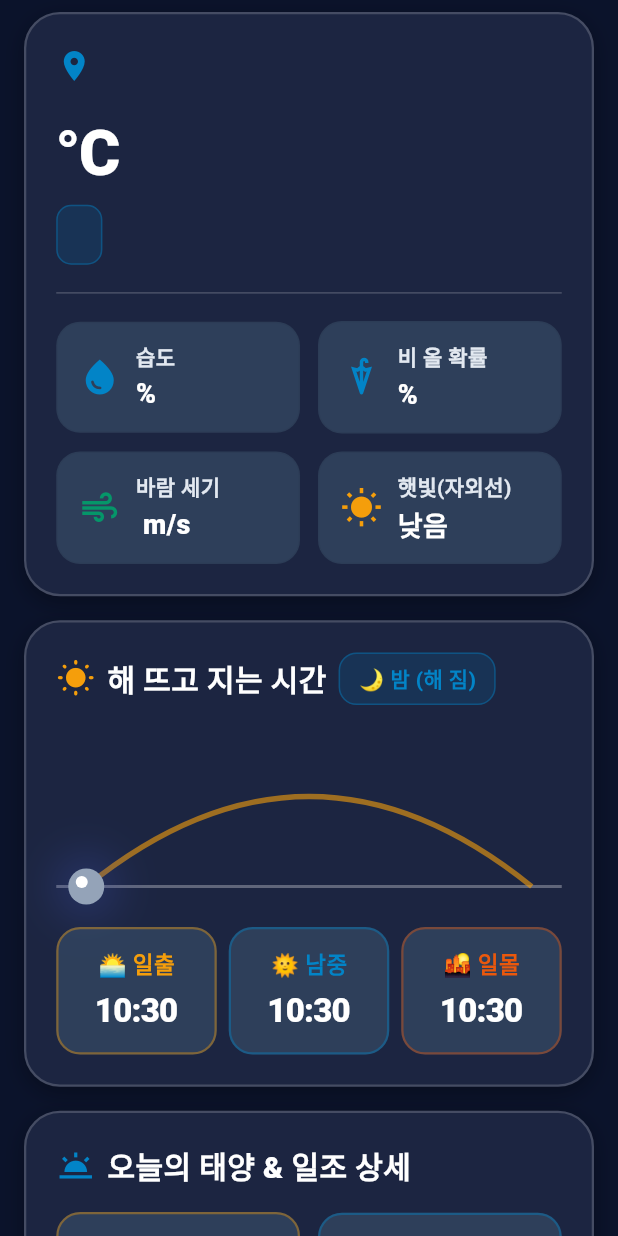
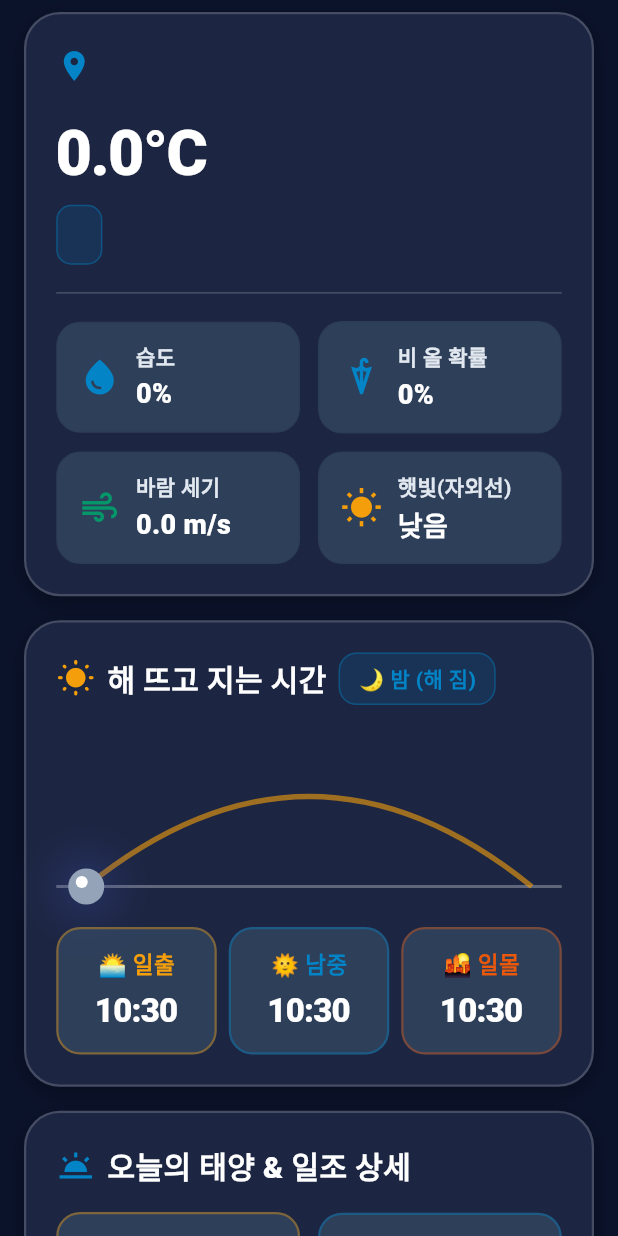
Before and after one commit to andreshim9/my-weather, a Flutter app: the DayViewWidget widget shown alone on an empty page, opened directly with empty values, on a phone screen of 412 x 824 dp. Run offline on Flutter 3.47's test engine with Material 3 defaults, Android fonts, the phone set to English and light mode, and no system bars; our stand-ins replace dio, geocoding, geolocator, open_filex, package_info_plus, shared_preferences and 1 more; missing offline and left inert: home_widget; accounts and stored records are empty; network calls fail.

Commit message:
fix: restore weather and temperature string interpolation in detail cards and bump to v1.0.3

```diff
--- a/lib/widgets/day_view_widget.dart
+++ b/lib/widgets/day_view_widget.dart
@@ -27,7 +27,7 @@ class DayViewWidget extends StatelessWidget {
 
     final timeFormat = DateFormat('HH:mm');
     final dayLength = sunTime.sunset.difference(sunTime.sunrise);
-    final dayLengthStr = '시간 분';
+    final dayLengthStr = '${dayLength.inHours}시간 ${dayLength.inMinutes % 60}분';
 
     return SingleChildScrollView(
       physics: const AlwaysScrollableScrollPhysics(),
@@ -248,7 +248,7 @@ class DayViewWidget extends StatelessWidget {
                             mainAxisAlignment: MainAxisAlignment.spaceBetween,
                             children: [
                               Text(
-                                '시',
+                                '${h.time.hour}시',
                                 style: TextStyle(
                                   color: textSecondary,
                                   fontSize: 14,
@@ -259,7 +259,7 @@ class DayViewWidget extends StatelessWidget {
                               FittedBox(
                                 fit: BoxFit.scaleDown,
                                 child: Text(
-                                  '°',
+                                  '${h.temperature.toStringAsFixed(0)}°',
                                   style: TextStyle(
                                     color: textPrimary,
                                     fontSize: 16,
--- a/lib/widgets/weather_detail_card.dart
+++ b/lib/widgets/weather_detail_card.dart
@@ -69,7 +69,7 @@ class WeatherDetailCard extends StatelessWidget {
                     fit: BoxFit.scaleDown,
                     alignment: Alignment.centerLeft,
                     child: Text(
-                      '°C',
+                      '${weather.temperature.toStringAsFixed(1)}°C',
                       style: TextStyle(
                         color: textPrimary,
                         fontSize: 42,
@@ -87,7 +87,7 @@ class WeatherDetailCard extends StatelessWidget {
                       border: Border.all(color: AppColors.primary.withValues(alpha: 0.4)),
                     ),
                     child: Text(
-                      ' ',
+                      '${weather.weatherDescription} ',
                       style: const TextStyle(
                         color: AppColors.primary,
                         fontSize: 18,
@@ -112,9 +112,9 @@ class WeatherDetailCard extends StatelessWidget {
           LayoutBuilder(
             builder: (context, constraints) {
               final isNarrow = constraints.maxWidth < 320;
-              final humidityStr = '%';
-              final rainStr = '%';
-              final windStr = ' m/s';
+              final humidityStr = '${weather.humidity}%';
+              final rainStr = '${weather.precipitationProbability}%';
+              final windStr = '${weather.windSpeed.toStringAsFixed(1)} m/s';
               final uvStr = weather.uvIndex <= 2
                   ? '낮음'
                   : (weather.uvIndex <= 5 ? '보통' : '강함');
--- a/lib/widgets/week_view_widget.dart
+++ b/lib/widgets/week_view_widget.dart
@@ -177,7 +177,7 @@ class WeekViewWidget extends StatelessWidget {
                                 fit: BoxFit.scaleDown,
                                 alignment: Alignment.centerLeft,
                                 child: Text(
-                                  '° / °',
+                                  '${forecast.maxTemp.toStringAsFixed(0)}° / ${forecast.minTemp.toStringAsFixed(0)}°',
                                   style: TextStyle(
                                     color: textPrimary,
                                     fontSize: 14,
--- a/pubspec.yaml
+++ b/pubspec.yaml
@@ -2,7 +2,7 @@ name: my_weather
 description: "A comprehensive Flutter Android app for Weather, Sunrise/Sunset, Landscape Bedside Clock, and Home Widgets."
 publish_to: 'none'
 
-version: 1.0.2+3
+version: 1.0.3+4
 
 environment:
   sdk: '>=3.0.0 <4.0.0'
```
Also changed, not shown: 1 other file.
